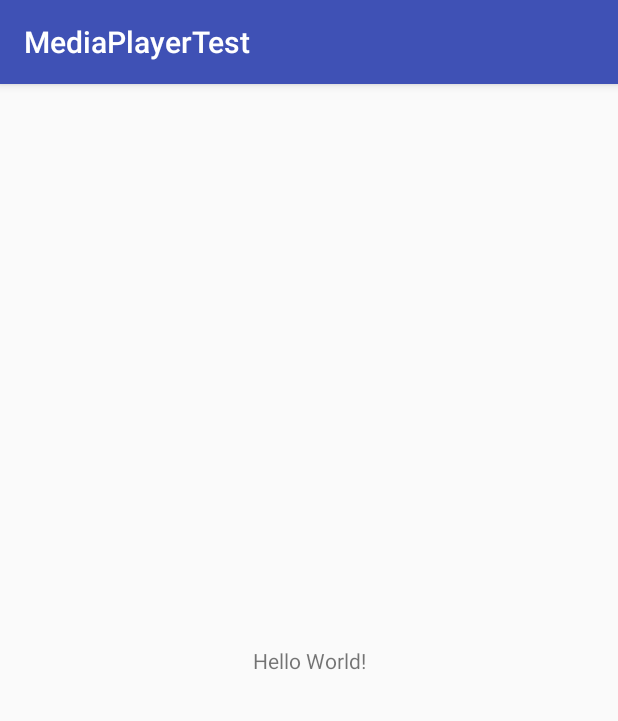
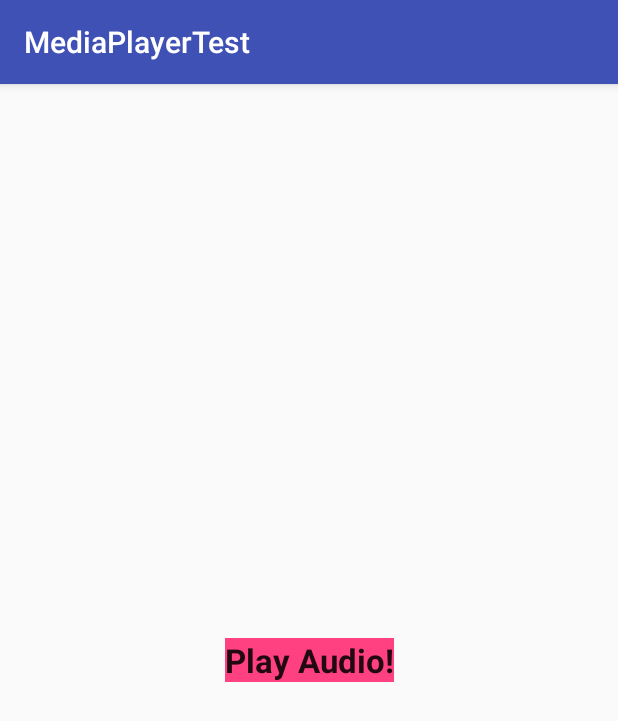
Before and after one commit to jhalep/MediaPlayerTest, an Android app: the screen it shows after launch (MainActivity), on a phone screen of 412 x 824 dp. Shown: the top 721 px of the screen. Run offline under Robolectric (Android 15) with nearby library versions, the phone set to English and light mode, and no system bars.

Commit message:
Add clickable TextView

```diff
--- a/app/src/main/java/com/example/jhale/mediaplayertest/MainActivity.java
+++ b/app/src/main/java/com/example/jhale/mediaplayertest/MainActivity.java
@@ -1,13 +1,22 @@
 package com.example.jhale.mediaplayertest;
 
+import android.os.Bundle;
 import android.support.v7.app.AppCompatActivity;
-import android.os.Bundle;
+import android.view.View;
+import android.widget.TextView;
 
 public class MainActivity extends AppCompatActivity {
-
+    TextView playAudio;
     @Override
     protected void onCreate(Bundle savedInstanceState) {
         super.onCreate(savedInstanceState);
         setContentView(R.layout.activity_main);
+        playAudio = (TextView)findViewById(R.id.play_audio);
+        playAudio.setOnClickListener(new View.OnClickListener() {
+            @Override
+            public void onClick(View v) {
+                playAudio.setText("Playing audio!");
+            }
+        });
     }
 }
--- a/app/src/main/res/layout/activity_main.xml
+++ b/app/src/main/res/layout/activity_main.xml
@@ -9,7 +9,11 @@
     <TextView
         android:layout_width="wrap_content"
         android:layout_height="wrap_content"
-        android:text="Hello World!"
+        android:text="Play Audio!"
+        android:id="@+id/play_audio"
+        android:background="@color/colorAccent"
+        android:textAppearance="?android:textAppearanceLarge"
+        android:textStyle="bold"
         app:layout_constraintBottom_toBottomOf="parent"
         app:layout_constraintLeft_toLeftOf="parent"
         app:layout_constraintRight_toRightOf="parent"
```
